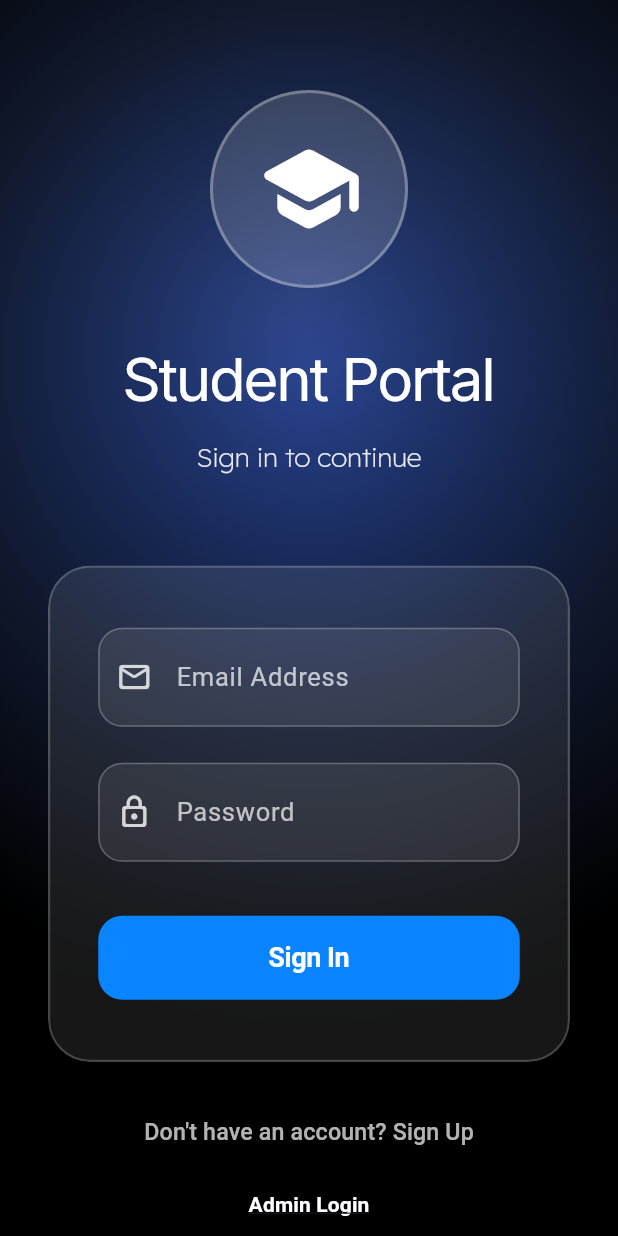
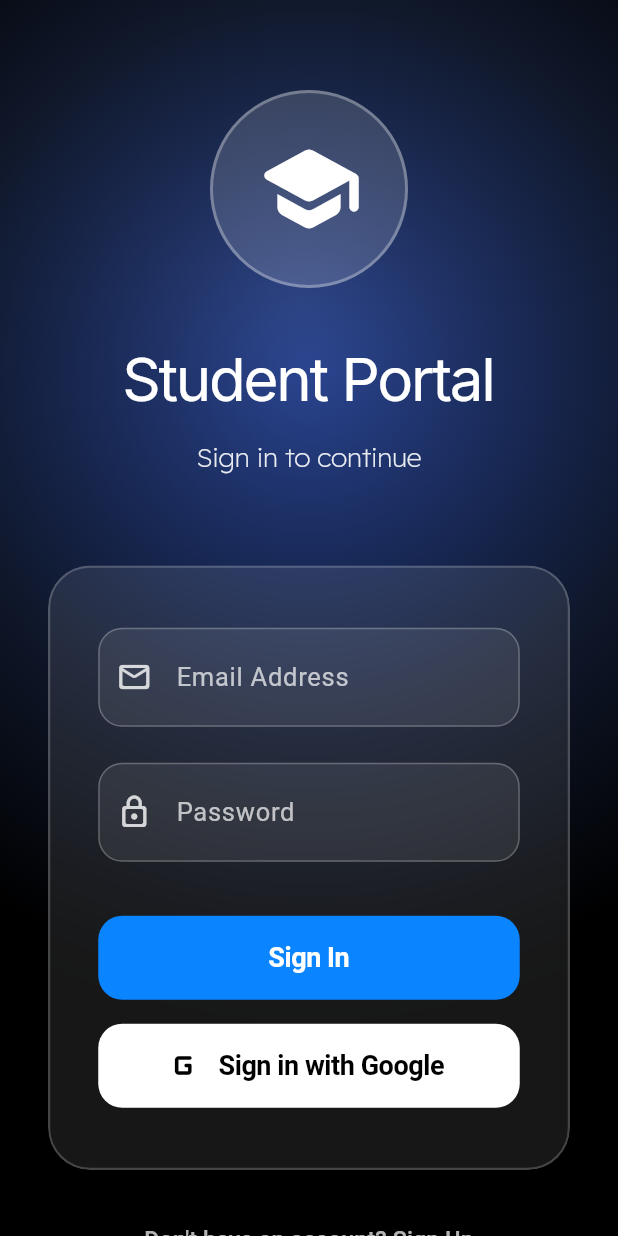
Before and after one commit to waris-ali-git/login, a Flutter app: the LoginScreen screen opened by its route, on a phone screen of 412 x 824 dp. Run offline on Flutter 3.47's test engine with Material 3 defaults, Android fonts, the phone set to English and light mode, and no system bars; our stand-ins replace file_picker, firebase_auth, firebase_core, google_fonts, google_sign_in, open_filex and 1 more; accounts and stored records are empty.

Commit message:
feat: Implement Google Sign-In and update splash screen
Adds Google Sign-In functionality to the login screen. This includes a new "Sign in with Google" button and the required logic to handle the authentication flow with Firebase.

Key changes:
- Adds `google_sign_in` and `flutter_native_splash` dependencies.
- Implements a `GoogleSign` class to manage the authentication process.
- Integrates the Google Sign-In button and logic into the `LoginScreen`.
- Updates `google-services.json` with the necessary OAuth client ID.
- Registers the `google_sign_in_ios` plugin for macOS.

Additionally, this commit configures a native splash screen for both Android and iOS using the `flutter_native_splash` package. It updates the splash screen assets and configurations, including `launch_background.xml` and `LaunchScreen.storyboard`. The Android application label is also updated.

```diff
--- a/lib/login_screen.dart
+++ b/lib/login_screen.dart
@@ -2,6 +2,7 @@ import 'dart:ui';
 import 'package:flutter/material.dart';
 import 'package:firebase_auth/firebase_auth.dart';
 import 'package:google_fonts/google_fonts.dart';
+import 'package:login/google_signin.dart'; // Import the Google Sign-In class
 
 class LoginScreen extends StatefulWidget {
   const LoginScreen({super.key});
@@ -14,6 +15,8 @@ class _LoginScreenState extends State<LoginScreen> {
   final emailC = TextEditingController();
   final passC = TextEditingController();
   bool loading = false;
+  final GoogleSign _googleSign =
+      GoogleSign(); // Create an instance of GoogleSign
 
   Future<void> login() async {
     if (emailC.text.trim().isEmpty || passC.text.trim().isEmpty) {
@@ -44,13 +47,38 @@ class _LoginScreenState extends State<LoginScreen> {
     }
   }
 
+  // New method for Google Sign-In
+  Future<void> _handleGoogleSignIn() async {
+    setState(() => loading = true);
+    try {
+      await _googleSign.signInWithGoogle();
+      if (FirebaseAuth.instance.currentUser != null) {
+        if (mounted) {
+          Navigator.pushReplacementNamed(context, '/student-dashboard');
+        }
+      }
+    } catch (e) {
+      if (mounted) {
+        ScaffoldMessenger.of(context).showSnackBar(
+          SnackBar(
+              content: Text("Google Sign-In failed: $e"),
+              backgroundColor: Colors.redAccent),
+        );
+      }
+    } finally {
+      if (mounted) {
+        setState(() => loading = false);
+      }
+    }
+  }
+
   @override
   Widget build(BuildContext context) {
     return Scaffold(
       backgroundColor: Colors.black,
       body: Stack(
         children: [
-          // Soft animated gradient background (pure Apple aesthetic)
+          // Soft animated gradient background
           Container(
             decoration: const BoxDecoration(
               gradient: RadialGradient(
@@ -66,7 +94,7 @@ class _LoginScreenState extends State<LoginScreen> {
             ),
           ),
 
-          // Subtle moving light orb effect (very Apple)
+          // Subtle moving light orb effect
           AnimatedPositioned(
             duration: const Duration(seconds: 20),
             curve: Curves.easeInOut,
@@ -101,10 +129,12 @@ class _LoginScreenState extends State<LoginScreen> {
                       padding: const EdgeInsets.all(28),
                       decoration: BoxDecoration(
                         shape: BoxShape.circle,
-                        border: Border.all(color: Colors.white.withOpacity(0.3), width: 2),
+                        border: Border.all(
+                            color: Colors.white.withOpacity(0.3), width: 2),
                         color: Colors.white.withOpacity(0.15),
                       ),
-                      child: const Icon(Icons.school_rounded, size: 72, color: Colors.white),
+                      child: const Icon(Icons.school_rounded,
+                          size: 72, color: Colors.white),
                     ),
 
                     const SizedBox(height: 32),
@@ -178,7 +208,8 @@ class _LoginScreenState extends State<LoginScreen> {
                                 child: ElevatedButton(
                                   onPressed: loading ? null : login,
                                   style: ElevatedButton.styleFrom(
-                                    backgroundColor: const Color(0xFF0A84FF), // Apple Blue
+                                    backgroundColor: const Color(0xFF0A84FF),
+                                    // Apple Blue
                                     foregroundColor: Colors.white,
                                     elevation: 0,
                                     shadowColor: Colors.transparent,
@@ -205,6 +236,38 @@ class _LoginScreenState extends State<LoginScreen> {
                                         ),
                                 ),
                               ),
+                              const SizedBox(height: 16),
+                              // Spacing for the new button
+
+                              // Google Sign In Button
+                              SizedBox(
+                                width: double.infinity,
+                                height: 56,
+                                child: ElevatedButton.icon(
+                                  onPressed:
+                                      loading ? null : _handleGoogleSignIn,
+                                  icon: const Icon(Icons.g_mobiledata_rounded,
+                                      size: 30),
+                                  // Add google logo to assets
+                                  label: const Text(
+                                    "Sign in with Google",
+                                    style: TextStyle(
+                                      fontSize: 18,
+                                      fontWeight: FontWeight.w600,
+                                      letterSpacing: -0.3,
+                                    ),
+                                  ),
+                                  style: ElevatedButton.styleFrom(
+                                    backgroundColor: Colors.white,
+                                    foregroundColor: Colors.black,
+                                    elevation: 0,
+                                    shadowColor: Colors.transparent,
+                                    shape: RoundedRectangleBorder(
+                                      borderRadius: BorderRadius.circular(16),
+                                    ),
+                                  ),
+                                ),
+                              ),
                             ],
                           ),
                         ),
@@ -217,14 +280,17 @@ class _LoginScreenState extends State<LoginScreen> {
                     Column(
                       children: [
                         TextButton(
-                          onPressed: () => Navigator.pushNamed(context, '/signup'),
+                          onPressed: () =>
+                              Navigator.pushNamed(context, '/signup'),
                           child: const Text(
                             "Don't have an account? Sign Up",
-                            style: TextStyle(color: Colors.white70, fontSize: 15.5),
+                            style: TextStyle(
+                                color: Colors.white70, fontSize: 15.5),
                           ),
                         ),
                         TextButton(
-                          onPressed: () => Navigator.pushNamed(context, '/admin-login'),
+                          onPressed: () =>
+                              Navigator.pushNamed(context, '/admin-login'),
                           child: const Text(
                             "Admin Login",
                             style: TextStyle(
@@ -258,12 +324,14 @@ class _LoginScreenState extends State<LoginScreen> {
       controller: controller,
       obscureText: obscureText,
       keyboardType: keyboardType,
-      textInputAction: obscureText ? TextInputAction.done : TextInputAction.next,
+      textInputAction:
+          obscureText ? TextInputAction.done : TextInputAction.next,
       onSubmitted: onSubmitted,
       style: const TextStyle(color: Colors.white, fontSize: 17),
       decoration: InputDecoration(
         labelText: label,
-        labelStyle: TextStyle(color: Colors.white.withOpacity(0.7), fontSize: 17),
+        labelStyle:
+            TextStyle(color: Colors.white.withOpacity(0.7), fontSize: 17),
         prefixIcon: Icon(icon, color: Colors.white.withOpacity(0.8)),
         filled: true,
         fillColor: Colors.white.withOpacity(0.08),
@@ -279,7 +347,8 @@ class _LoginScreenState extends State<LoginScreen> {
           borderRadius: BorderRadius.circular(16),
           borderSide: const BorderSide(color: Colors.white, width: 2),
         ),
-        contentPadding: const EdgeInsets.symmetric(vertical: 20, horizontal: 20),
+        contentPadding:
+            const EdgeInsets.symmetric(vertical: 20, horizontal: 20),
       ),
     );
   }
--- a/pubspec.yaml
+++ b/pubspec.yaml
@@ -41,6 +41,8 @@ dependencies:
   path_provider: ^2.1.3
   open_filex: ^4.4.0
   google_fonts: ^6.2.1
+  flutter_native_splash: ^2.4.7
+  google_sign_in: ^7.2.0
 
 dev_dependencies:
   flutter_test:
@@ -65,6 +67,8 @@ flutter:
   uses-material-design: true
 
   # To add assets to your application, add an assets section, like this:
+  assets:
+    - assets/
 
   # An image asset can refer to one or more resolution-specific "variants", see
   # https://flutter.dev/to/resolution-aware-images
```
Also changed, not shown: lib/google_signin.dart (added, +42 -0 lines), native_splash.yaml (added, +14 -0 lines), assets/branding.png (added), assets/login_bg.jpg (added), assets/piv.png (added), pubspec.lock, 13 other files. Lines whose indentation alone changed are shown as unchanged.
